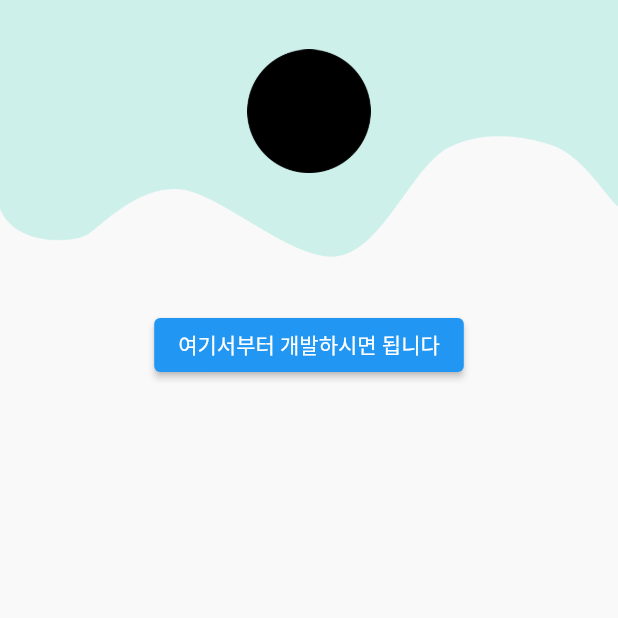
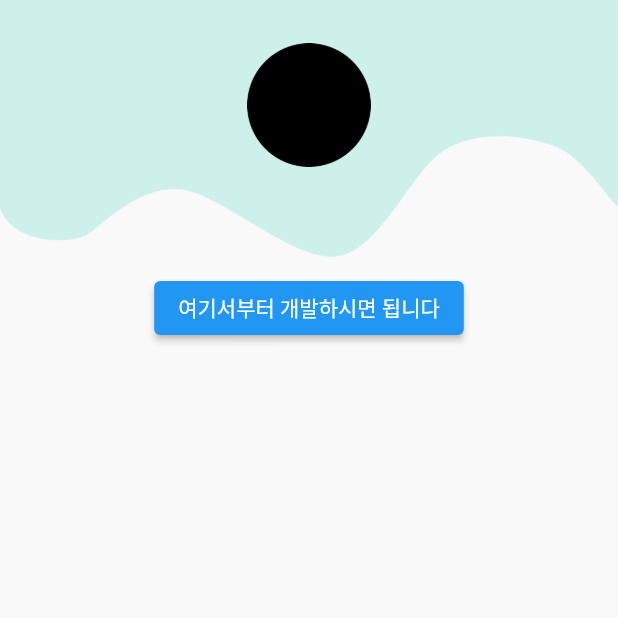
Before and after one commit to Google-DSC-SCH/first_side_project_app, a Flutter app: the TestPage screen opened directly, on a phone screen of 412 x 824 dp, the top half of it. Run offline on Flutter 3.47's test engine with Material 2 defaults, Android fonts, the phone set to English and light mode, and no system bars.

Commit message:
배경 수정

```diff
--- a/lib/testPage.dart
+++ b/lib/testPage.dart
@@ -20,20 +20,14 @@ class TestPage extends StatelessWidget{
           children: [
             // 앱 상단 로고
             Container(
-              padding: EdgeInsets.only(bottom: (MediaQuery.of(context).size.height - MediaQuery.of(context).padding.top) * 7 / 100),
-              height: (MediaQuery.of(context).size.height - MediaQuery.of(context).padding.top) * 25 / 100,
+              height: (MediaQuery.of(context).size.height - MediaQuery.of(context).padding.top) * 22 / 100,
               width: (MediaQuery.of(context).size.height - MediaQuery.of(context).padding.top) * 10 / 100,
-              // color: Colors.red,
+              padding: EdgeInsets.only(bottom: (MediaQuery.of(context).size.height - MediaQuery.of(context).padding.top) * 5 / 100),
               child: Image.asset('assets/img/icon.png',)
-              // child: Column(
-              //   children: [
-              //
-              //   ],
-              // ),
             ),
-            // 세로 화면의 25% 비율부터 시작
+            // 세로 화면의 22% 비율부터 시작
             Container(
-              height: (MediaQuery.of(context).size.height - MediaQuery.of(context).padding.top) * 75 / 100,
+              height: (MediaQuery.of(context).size.height - MediaQuery.of(context).padding.top) * 78 / 100,
               width: MediaQuery.of(context).size.width,
               // 여기서부터 찐 개발 시작
               child: Column(
```
